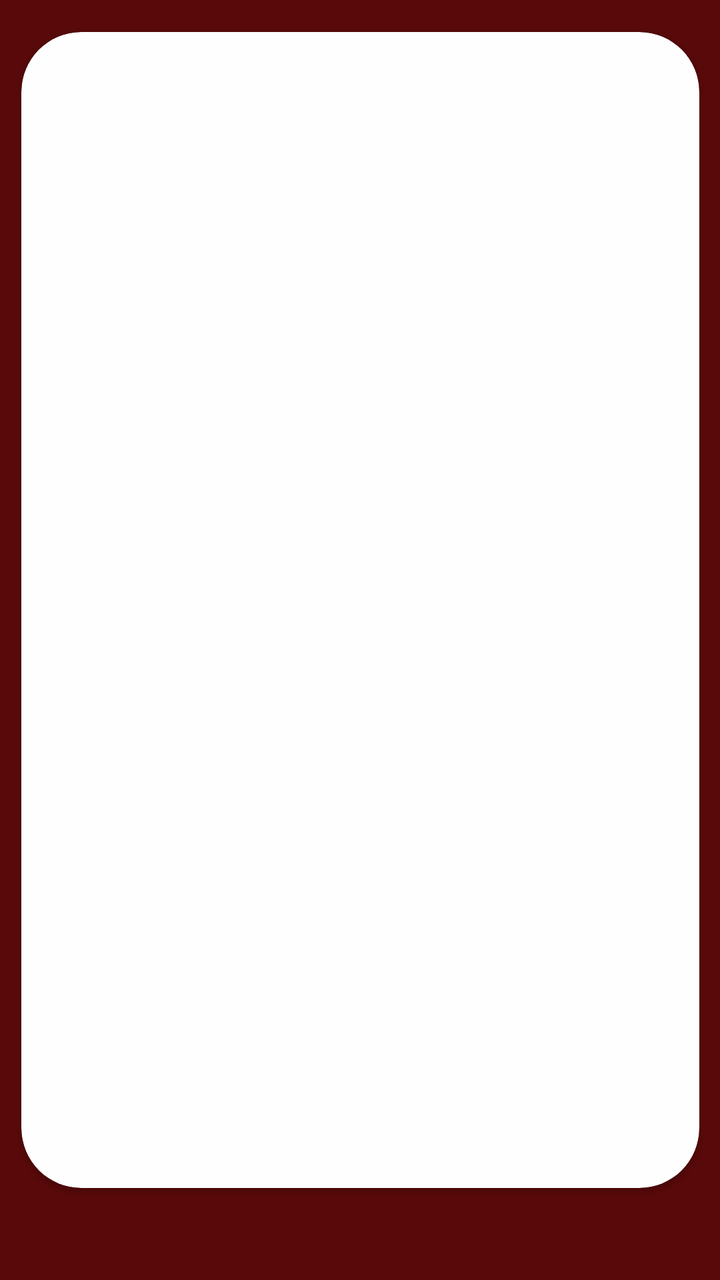
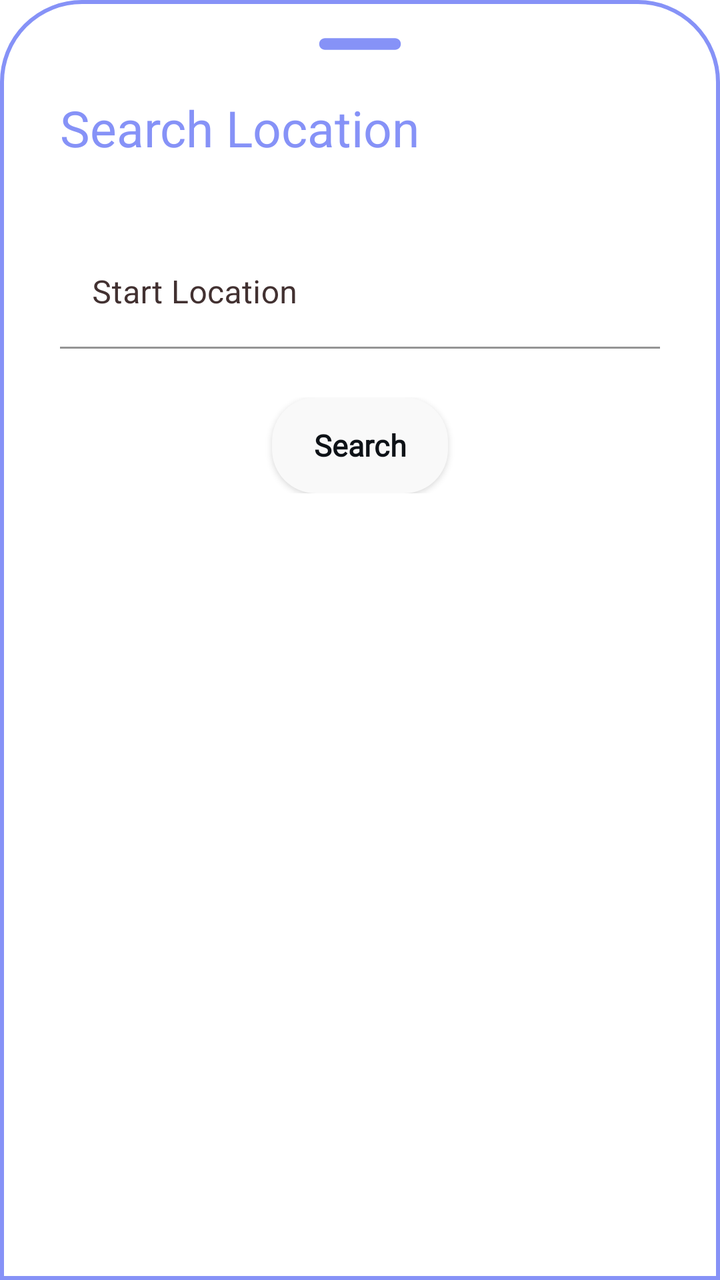

Before-and-after screenshots of an Android layout around one commit, followed by the original layout XML and the change that was made.
<!-- AndroidManifest.xml: application theme Theme.MyApp -->
<!-- res/layout/fragment_create_trip.xml -->
<?xml version="1.0" encoding="utf-8"?>
<FrameLayout xmlns:android="http://schemas.android.com/apk/res/android"
    xmlns:app="http://schemas.android.com/apk/res-auto"
    xmlns:tools="http://schemas.android.com/tools"
    android:layout_width="match_parent"
    android:layout_height="match_parent"
    android:background="#590909"
    tools:context=".UserProfileFragment">

    
    <androidx.constraintlayout.widget.ConstraintLayout
        android:layout_width="match_parent"
        android:layout_height="match_parent">

        <androidx.cardview.widget.CardView
            android:layout_width="339dp"
            android:layout_height="578dp"
            android:layout_marginTop="10dp"
            android:layout_marginBottom="40dp"
            android:backgroundTint="#FEFEFE"
            app:cardBackgroundColor="#E8E5E5"
            app:cardCornerRadius="30dp"
            app:layout_constraintBottom_toBottomOf="parent"
            app:layout_constraintEnd_toEndOf="parent"
            app:layout_constraintStart_toStartOf="parent"
            app:layout_constraintTop_toTopOf="parent"
            app:layout_constraintVertical_bias="0.5">
        </androidx.cardview.widget.CardView>
    </androidx.constraintlayout.widget.ConstraintLayout>

</FrameLayout>
<!-- resources referenced by this layout -->
<resources>
  <style name="Theme.MyApp" parent="Theme.MaterialComponents.DayNight.NoActionBar">
          
          <item name="colorPrimary">@color/purple_500</item>
          <item name="colorPrimaryVariant">@color/purple_700</item>
          <item name="colorOnPrimary">@color/white</item>
          
          <item name="colorSecondary">@color/teal_200</item>
          <item name="colorSecondaryVariant">@color/teal_700</item>
          <item name="colorOnSecondary">@color/black</item>
          
          <item name="android:statusBarColor" tools:targetApi="l">?attr/colorPrimaryVariant</item>
          
      </style>
  <color name="purple_500">#FF6200EE</color>
  <color name="purple_700">#FF3700B3</color>
  <color name="white">#FFFFFFFF</color>
  <color name="teal_200">#FF03DAC5</color>
  <color name="teal_700">#FF018786</color>
  <color name="black">#FF000000</color>
</resources>

<!-- the commit's change to res/layout/fragment_create_trip.xml (unified diff, before → after) -->
@@ -1,31 +1,115 @@
 <?xml version="1.0" encoding="utf-8"?>
-<FrameLayout xmlns:android="http://schemas.android.com/apk/res/android"
+<LinearLayout xmlns:android="http://schemas.android.com/apk/res/android"
     xmlns:app="http://schemas.android.com/apk/res-auto"
     xmlns:tools="http://schemas.android.com/tools"
+    android:orientation="vertical"
     android:layout_width="match_parent"
     android:layout_height="match_parent"
-    android:background="#590909"
-    tools:context=".UserProfileFragment">
+    android:background="@drawable/dialogbg">
 
-    
-    <androidx.constraintlayout.widget.ConstraintLayout
+    <ImageView
+        android:layout_width="70dp"
+        android:layout_height="wrap_content"
+        android:src="@drawable/ic_round_remove_24"
+        android:layout_gravity="center|top"
+        android:scaleType="centerCrop"/>
+
+    <LinearLayout
         android:layout_width="match_parent"
-        android:layout_height="match_parent">
+        android:layout_height="wrap_content"
+        android:orientation="horizontal">
 
-        <androidx.cardview.widget.CardView
-            android:layout_width="339dp"
-            android:layout_height="578dp"
+        <TextView
+            android:id="@+id/createText"
+            android:layout_width="wrap_content"
+            android:layout_height="wrap_content"
+            android:textAlignment="viewStart"
+            android:text="Search Location"
+            android:padding="8dp"
+            android:textColor="@color/lavender"
+            android:layout_marginStart="12dp"
+            android:layout_marginTop="5dp"
+            android:textSize="25dp" />
+
+        <ImageView
+            android:layout_width="wrap_content"
+            android:layout_height="wrap_content"
+            android:src="@drawable/ic_baseline_clear_24"
+            android:layout_marginLeft="250dp"
+            android:layout_marginTop="8dp"
+            android:id="@+id/cancelButton"/>
+
+    </LinearLayout>
+
+
+    <LinearLayout
+        android:id="@+id/layoutVideo"
+        android:orientation="horizontal"
+        android:layout_width="match_parent"
+        android:layout_height="wrap_content"
+        android:layout_marginTop="10dp"
+        android:padding="10dp">
+
+        <com.google.android.material.textfield.TextInputLayout
+            android:id="@+id/start_loc"
+            style="@style/Widget.MaterialComponents.TextInputLayout.FilledBox"
+            android:layout_width="match_parent"
+            android:layout_height="60dp"
             android:layout_marginTop="10dp"
-            android:layout_marginBottom="40dp"
-            android:backgroundTint="#FEFEFE"
-            app:cardBackgroundColor="#E8E5E5"
-            app:cardCornerRadius="30dp"
-            app:layout_constraintBottom_toBottomOf="parent"
-            app:layout_constraintEnd_toEndOf="parent"
-            app:layout_constraintStart_toStartOf="parent"
-            app:layout_constraintTop_toTopOf="parent"
-            app:layout_constraintVertical_bias="0.5">
-        </androidx.cardview.widget.CardView>
-    </androidx.constraintlayout.widget.ConstraintLayout>
 
-</FrameLayout>
+            android:hint="Start Location"
+            android:textColorHint="@color/gray_800"
+
+            app:boxBackgroundColor="@color/white"
+            app:boxStrokeColor="#0B0A0A"
+            app:hintTextColor="#070707"
+            >
+
+            <com.google.android.material.textfield.TextInputEditText
+                android:id="@+id/SearchDest"
+                android:layout_width="match_parent"
+                android:layout_height="wrap_content"
+                android:layout_marginLeft="10dp"
+                android:layout_marginRight="10dp"
+                android:inputType="text"
+                android:textColor="@color/black" />
+        </com.google.android.material.textfield.TextInputLayout>
+
+    </LinearLayout>
+
+
+
+    <LinearLayout
+        android:id="@+id/layoutLive"
+        android:orientation="horizontal"
+        android:layout_width="match_parent"
+        android:layout_height="wrap_content"
+        android:paddingLeft="10dp"
+        android:paddingRight="10dp"
+        android:gravity="center_horizontal"
+        android:paddingTop="10dp"
+        android:paddingBottom="30dp">
+
+
+        <androidx.appcompat.widget.AppCompatButton
+            android:id="@+id/tripSearchButton"
+            style="@style/btnSolidRoundedSmallTxt"
+            android:layout_width="wrap_content"
+            android:layout_height="wrap_content"
+            android:ellipsize="end"
+            android:gravity="center"
+            android:paddingStart="5dp"
+            android:paddingTop="5dp"
+            android:paddingEnd="5dp"
+            android:paddingBottom="5dp"
+            android:singleLine="true"
+            android:text="Search"
+            android:textAllCaps="false"
+            tools:layout_conversion_absoluteHeight="50dp"
+            tools:layout_conversion_absoluteWidth="88dp"
+            tools:layout_editor_absoluteX="54dp"
+            tools:layout_editor_absoluteY="293dp" />
+
+    </LinearLayout>
+
+</LinearLayout>
<!-- resource entries referenced after the edit -->
@@ -13,11 +13,62 @@
           <item name="android:statusBarColor" tools:targetApi="l">?attr/colorPrimaryVariant</item>
           
       </style>
+  <color name="gray_901">#0e1217</color>
+  <!-- drawable rectangle_bg_gray_50_radius_24 (drawable) -->
+  <?xml version="1.0" encoding="UTF-8"?>
+  <shape android:shape="rectangle" xmlns:android="http://schemas.android.com/apk/res/android">
+      <solid android:color="@color/gray_50"/>
+      <corners android:radius="@dimen/_24pxh"/>
+  </shape>
   <color name="purple_500">#FF6200EE</color>
   <color name="purple_700">#FF3700B3</color>
   <color name="white">#FFFFFFFF</color>
+  <!-- drawable dialogbg (drawable) -->
+  <?xml version="1.0" encoding="utf-8"?>
+  <shape xmlns:android="http://schemas.android.com/apk/res/android">
+  
+      <solid
+          android:color="@color/white"/>
+  
+      <corners
+          android:topLeftRadius="40dp"
+          android:topRightRadius="40dp" />
+      <padding
+          android:left="10dp"
+          android:right="10dp"
+          android:top="10dp"
+          android:bottom="10dp"/>
+  
+      <stroke
+          android:width="2dp"
+          android:color="@color/lavender"/>
+  
+  </shape>
+  <!-- drawable ic_baseline_clear_24 (drawable) -->
+  <vector android:height="24dp" android:tint="#8692F7"
+      android:viewportHeight="24" android:viewportWidth="24"
+      android:width="24dp" xmlns:android="http://schemas.android.com/apk/res/android">
+      <path android:fillColor="@android:color/white" android:pathData="M19,6.41L17.59,5 12,10.59 6.41,5 5,6.41 10.59,12 5,17.59 6.41,19 12,13.41 17.59,19 19,17.59 13.41,12z"/>
+  </vector>
+  <!-- drawable ic_round_remove_24 (drawable) -->
+  <vector android:height="24dp" android:tint="#8692F7"
+      android:viewportHeight="24" android:viewportWidth="24"
+      android:width="24dp" xmlns:android="http://schemas.android.com/apk/res/android">
+      <path android:fillColor="@android:color/white" android:pathData="M18,13H6c-0.55,0 -1,-0.45 -1,-1s0.45,-1 1,-1h12c0.55,0 1,0.45 1,1s-0.45,1 -1,1z"/>
+  </vector>
+  <style name="btnSolidRoundedSmallTxt">
+          <item name="android:textSize">15sp</item>
+          <item name="android:textColor">@color/gray_901</item>
+          <item name="android:fontFamily">@font/montserrat</item>
+          <item name="android:textFontWeight" tools:targetApi="p">700</item>
+          <item name="android:background">@drawable/rectangle_bg_gray_50_radius_24</item>
+      </style>
   <color name="teal_200">#FF03DAC5</color>
   <color name="teal_700">#FF018786</color>
+  <color name="gray_50">#f9f9f9</color>
+  <dimen name="_24pxh">24.0dp</dimen>
   <color name="black">#FF000000</color>
+  <color name="gray_800">#423131</color>
+  <color name="lavender">#8692f7</color>
 </resources>
 
